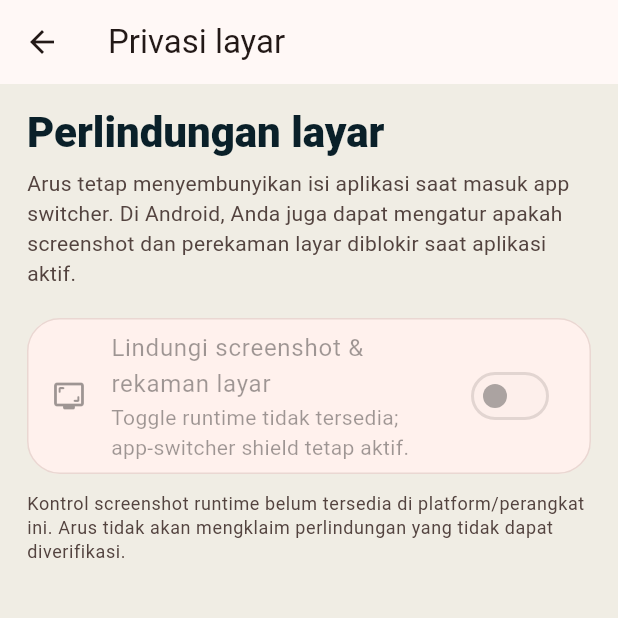
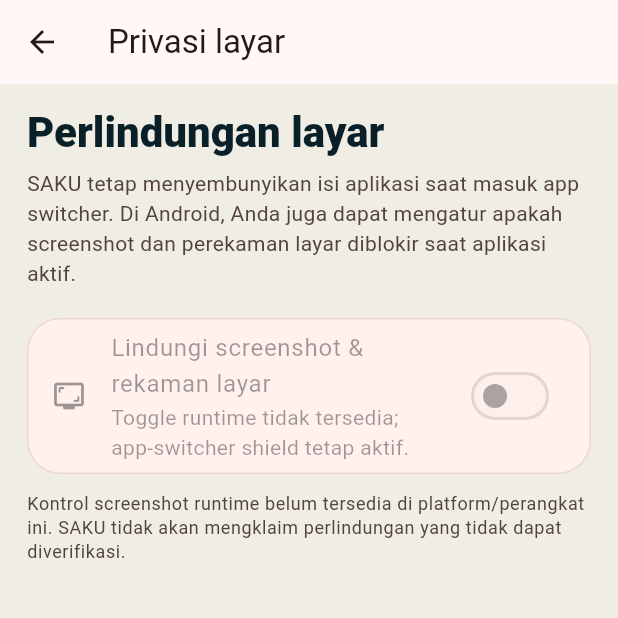
Before and after one commit to inikerjayaa/arus-finance, a Flutter app: the PrivacySettingsScreen screen opened directly, on a phone screen of 412 x 824 dp, the top half of it. Run offline on Flutter 3.47's test engine with Material 3 defaults, Android fonts, the phone set to English and light mode, and no system bars; our stand-ins replace csv, file_picker, flutter_local_notifications, flutter_secure_storage, flutter_timezone, local_auth and 3 more; missing offline and left inert: cryptography, sqlite3; accounts and stored records are empty; Roboto replaces fonts that are missing (Plus Jakarta Sans); statements that could not run were skipped.

Commit message:
V31 SAKU: rename privacy-screen copy

```diff
--- a/lib/features/settings/privacy_settings_screen.dart
+++ b/lib/features/settings/privacy_settings_screen.dart
@@ -31,7 +31,7 @@ class PrivacySettingsScreen extends StatelessWidget {
               ),
               const SizedBox(height: 6),
               Text(
-                'Arus tetap menyembunyikan isi aplikasi saat masuk app switcher. Di Android, Anda juga dapat mengatur apakah screenshot dan perekaman layar diblokir saat aplikasi aktif.',
+                'SAKU tetap menyembunyikan isi aplikasi saat masuk app switcher. Di Android, Anda juga dapat mengatur apakah screenshot dan perekaman layar diblokir saat aplikasi aktif.',
                 style: theme.textTheme.bodyMedium?.copyWith(
                   color: theme.colorScheme.onSurfaceVariant,
                 ),
@@ -56,7 +56,7 @@ class PrivacySettingsScreen extends StatelessWidget {
               Text(
                 protection.supported
                     ? 'Default: aktif. Pengaturan ini hanya tersimpan di perangkat ini dan tidak mengubah data keuangan.'
-                    : 'Kontrol screenshot runtime belum tersedia di platform/perangkat ini. Arus tidak akan mengklaim perlindungan yang tidak dapat diverifikasi.',
+                    : 'Kontrol screenshot runtime belum tersedia di platform/perangkat ini. SAKU tidak akan mengklaim perlindungan yang tidak dapat diverifikasi.',
                 style: theme.textTheme.bodySmall?.copyWith(
                   color: theme.colorScheme.onSurfaceVariant,
                 ),
@@ -74,8 +74,8 @@ class PrivacySettingsScreen extends StatelessWidget {
       return 'Toggle runtime tidak tersedia; app-switcher shield tetap aktif.';
     }
     return service.enabled
-        ? 'Aktif — Android memblokir tangkapan layar saat Arus aktif.'
-        : 'Nonaktif — screenshot dapat menangkap isi Arus saat aplikasi aktif.';
+        ? 'Aktif — Android memblokir tangkapan layar saat SAKU aktif.'
+        : 'Nonaktif — screenshot dapat menangkap isi SAKU saat aplikasi aktif.';
   }
 
   Future<void> _changeProtection(
@@ -89,7 +89,7 @@ class PrivacySettingsScreen extends StatelessWidget {
         builder: (ctx) => AlertDialog(
           title: const Text('Izinkan screenshot?'),
           content: const Text(
-            'Saat perlindungan ini dimatikan, screenshot atau perekaman layar dapat menangkap data keuangan ketika Arus sedang aktif. Perlindungan app switcher tetap aktif.',
+            'Saat perlindungan ini dimatikan, screenshot atau perekaman layar dapat menangkap data keuangan ketika SAKU sedang aktif. Perlindungan app switcher tetap aktif.',
           ),
           actions: [
             TextButton(
```
